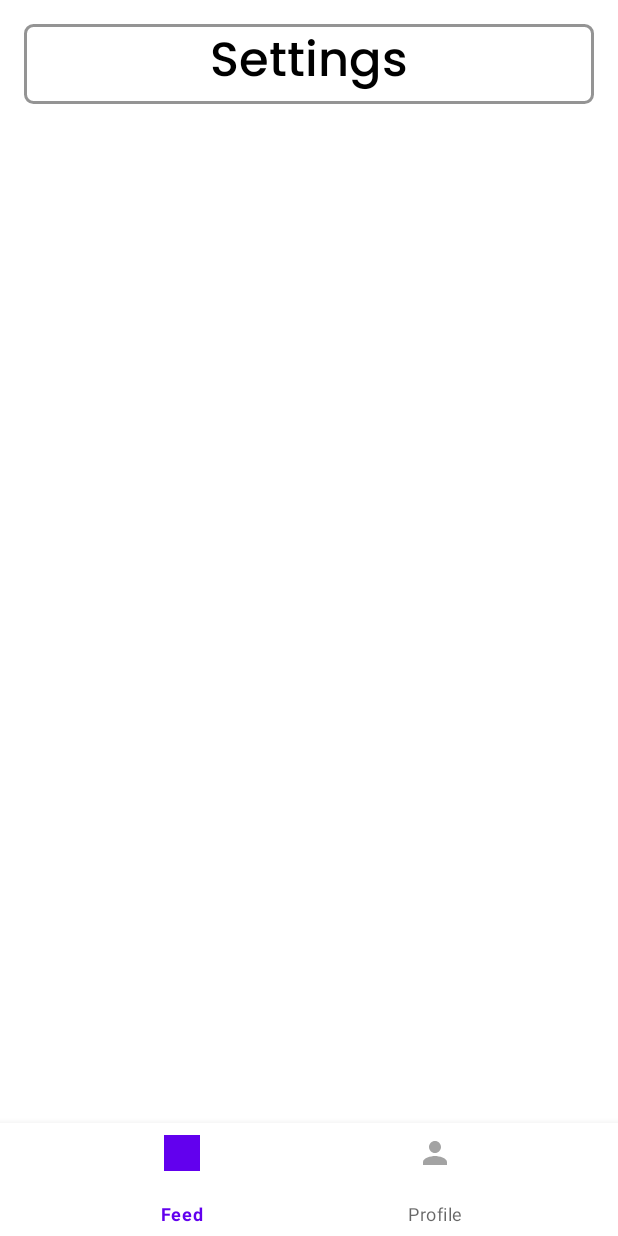
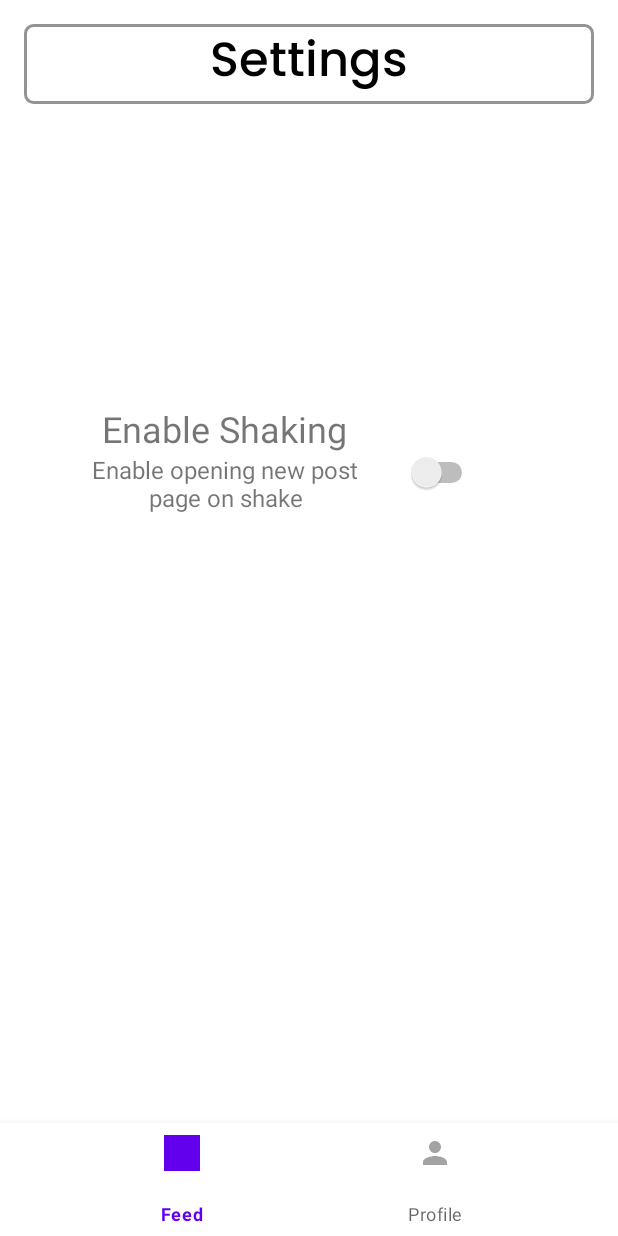
Before and after one commit to dudisamarel/social-app, an Android app: the SettingsFragment screen opened through its navigation route, on a phone screen of 412 x 824 dp. Run offline under Robolectric (Android 15) with nearby library versions, the phone set to English and light mode, and no system bars; our stand-ins replace Firebase (no records; nobody signed in at launch, a user with empty details on screens opened directly), Room's generated code.

Commit message:
setting layout is done

```diff
--- a/app/src/main/res/layout/fragment_settings.xml
+++ b/app/src/main/res/layout/fragment_settings.xml
@@ -7,7 +7,7 @@
     tools:context=".fragments.SettingsFragment.SettingsFragment">
 
     <TextView
-    android:id="@+id/addPostTitle"
+        android:id="@+id/settingsPageTitle"
         android:layout_width="match_parent"
         android:layout_height="wrap_content"
         android:layout_margin="16dp"
@@ -19,4 +19,49 @@
         android:textSize="32sp"
         app:layout_constraintTop_toTopOf="parent" />
 
+    <LinearLayout
+        android:layout_width="wrap_content"
+        android:layout_height="wrap_content"
+        android:orientation="horizontal"
+        app:layout_constraintLeft_toLeftOf="@id/settingsPageTitle"
+        app:layout_constraintRight_toRightOf="@id/settingsPageTitle"
+        app:layout_constraintTop_toBottomOf="@id/settingsPageTitle"
+        android:layout_margin="200dp">
+
+
+    <LinearLayout
+        android:layout_width="wrap_content"
+        android:layout_height="wrap_content"
+        android:orientation="vertical"
+        app:layout_constraintLeft_toLeftOf="parent"
+        app:layout_constraintRight_toRightOf="parent"
+        app:layout_constraintTop_toTopof="parent">
+
+    <TextView
+            android:layout_width="wrap_content"
+            android:layout_height="match_parent"
+            android:text="Enable Shaking"
+            android:textSize="24dp"
+        android:textAlignment="center"
+        android:layout_gravity="center"></TextView>
+
+        <TextView
+            android:layout_width="wrap_content"
+            android:layout_height="match_parent"
+            android:text="Enable opening new post\npage on shake"
+            android:textSize="16dp"
+            android:textAlignment="center"></TextView>
+
+    </LinearLayout>
+
+        <Switch
+            android:layout_width="wrap_content"
+            android:layout_height="wrap_content"
+            android:layout_margin="32dp"
+            tools:ignore="UseSwitchCompatOrMaterialXml" />
+    </LinearLayout>
+    android:id="@+id/switchMyPosts"
+    android:layout_width="wrap_content"
+    android:layout_height="wrap_content"
+
 </androidx.constraintlayout.widget.ConstraintLayout>
```
Lines whose indentation alone changed are shown as unchanged.
